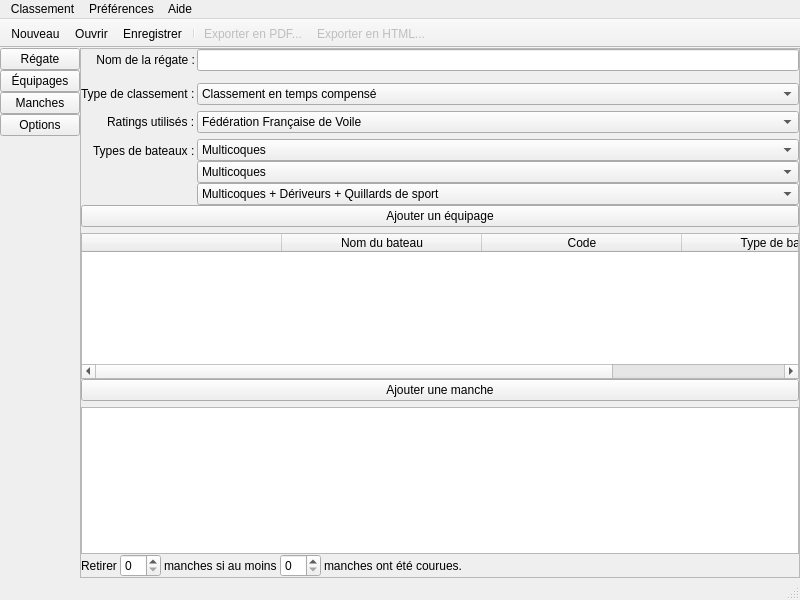
First picture: the form in src/fenprincipale.ui, repository piero-la-lune/DeriVoile-calc, before the edit.
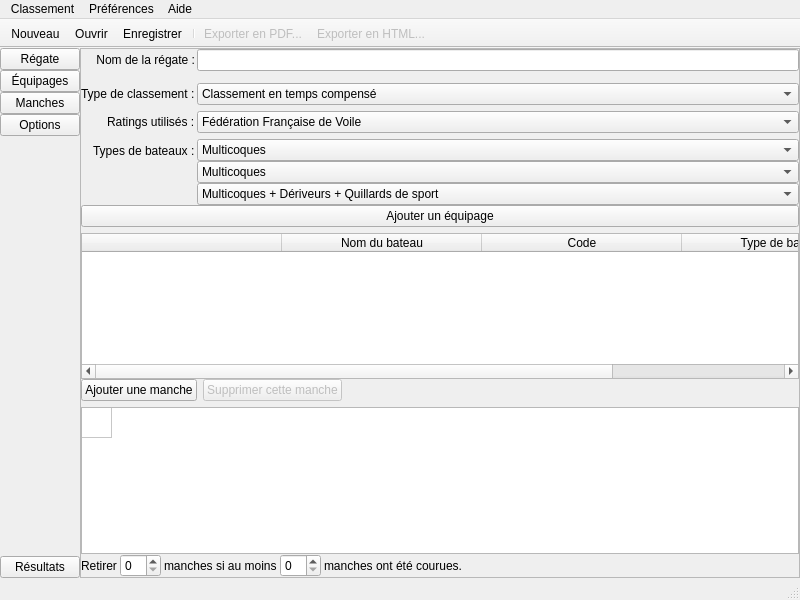
Second picture: the form after the edit. Icons and pictures are not drawn.

Commit message: Tableau des manches + 5ème étape

```diff
--- a/src/fenprincipale.ui
+++ b/src/fenprincipale.ui
@@ -132,6 +132,13 @@
          </property>
         </spacer>
        </item>
+       <item>
+        <widget class="QPushButton" name="btnStep5">
+         <property name="text">
+          <string>Résultats</string>
+         </property>
+        </widget>
+       </item>
       </layout>
      </widget>
     </item>
@@ -496,11 +503,38 @@
             <number>0</number>
            </property>
            <item>
-            <widget class="QPushButton" name="addManche">
-             <property name="text">
-              <string>Ajouter une manche</string>
-             </property>
-            </widget>
+            <layout class="QHBoxLayout" name="horizontalLayout_2">
+             <item>
+              <widget class="QPushButton" name="addManche">
+               <property name="text">
+                <string>Ajouter une manche</string>
+               </property>
+              </widget>
+             </item>
+             <item>
+              <widget class="QPushButton" name="rmManche">
+               <property name="enabled">
+                <bool>false</bool>
+               </property>
+               <property name="text">
+                <string>Supprimer cette manche</string>
+               </property>
+              </widget>
+             </item>
+             <item>
+              <spacer name="horizontalSpacer_2">
+               <property name="orientation">
+                <enum>Qt::Horizontal</enum>
+               </property>
+               <property name="sizeHint" stdset="0">
+                <size>
+                 <width>40</width>
+                 <height>20</height>
+                </size>
+               </property>
+              </spacer>
+             </item>
+            </layout>
            </item>
            <item>
             <widget class="QTableWidget" name="manches">
@@ -510,12 +544,26 @@
              <property name="selectionMode">
               <enum>QAbstractItemView::NoSelection</enum>
              </property>
-             <attribute name="horizontalHeaderHighlightSections">
+             <property name="rowCount">
+              <number>1</number>
+             </property>
+             <property name="columnCount">
+              <number>1</number>
+             </property>
+             <attribute name="horizontalHeaderVisible">
               <bool>false</bool>
              </attribute>
-             <attribute name="verticalHeaderHighlightSections">
+             <attribute name="horizontalHeaderDefaultSectionSize">
+              <number>30</number>
+             </attribute>
+             <attribute name="horizontalHeaderMinimumSectionSize">
+              <number>30</number>
+             </attribute>
+             <attribute name="verticalHeaderVisible">
               <bool>false</bool>
              </attribute>
+             <row/>
+             <column/>
             </widget>
            </item>
           </layout>
```
Left out of the diff: 17 changed lines with no effect on the pictures. The commit also changes 9 other files.
